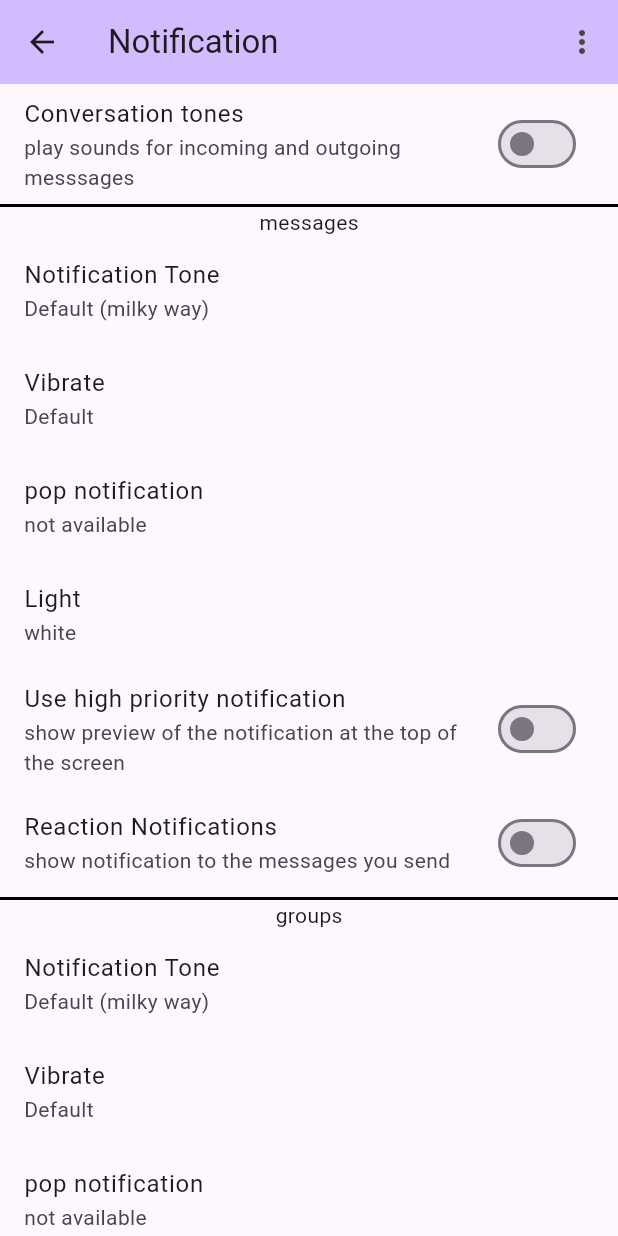
After one commit to DevAngiras/bloc, a Flutter app: the NotificationPage screen opened directly, on a phone screen of 412 x 824 dp. The commit adds this screen. Run offline on Flutter 3.47's test engine with Material 3 defaults, Android fonts, the phone set to English and light mode, and no system bars.

Commit message:
I have made the notification page under setting section of whatsapp

```diff
--- a/lib/screens/HomePage.dart
+++ b/lib/screens/HomePage.dart
@@ -2,6 +2,7 @@
 
 import 'package:flutter/material.dart';
 import 'package:test_app/screens/ChatPage.dart';
+import 'package:test_app/screens/Notificationpage.dart';
 
 class HomePage extends StatefulWidget {
   const HomePage({super.key});
@@ -112,6 +113,7 @@ class _HomePageState extends State<HomePage> {
                             PopupMenuItem(
                               value: "Settings",
                               child: Text("Settings"),
+                              onTap: ()=>Navigator.push(context, MaterialPageRoute(builder: (context)=>NotificationPage())),
                             ),
                           ])
                 ],
--- /dev/null
+++ b/lib/screens/Notificationpage.dart
@@ -0,0 +1,155 @@
+import 'package:flutter/material.dart';
+import 'package:flutter/widgets.dart';
+
+class NotificationPage extends StatefulWidget {
+  const NotificationPage({super.key});
+
+  @override
+  State<NotificationPage> createState() => _NotificationPageState();
+}
+
+class _NotificationPageState extends State<NotificationPage> {
+ bool _notificationTone = false;
+ bool _notificationReaction = false;
+ bool _notificationTopScreen = false;
+  @override
+  Widget build(BuildContext context) {
+    return Scaffold(
+      appBar: AppBar(
+        backgroundColor: Theme.of(context).colorScheme.inversePrimary,
+        title: Text('Notification'),
+        actions: [
+          PopupMenuButton<String>(
+              itemBuilder: (context) => <PopupMenuEntry<String>>[
+                    PopupMenuItem(child: Icon(Icons.more_vert))
+                  ])
+        ],
+      ),
+      body: ListView(
+        children: [
+          ListTile(
+            title: Text("Conversation tones"),
+            subtitle: Text("play sounds for incoming and outgoing messsages"),
+            trailing: Switch(
+              value:_notificationTone,
+              onChanged: (value) {
+                setState(() {
+                  _notificationTone = value;
+                });
+              },
+            ),
+          ),
+          Container(
+            decoration: BoxDecoration(border: Border(bottom: BorderSide(color: Colors.black, width: 2),top: BorderSide(color: Colors.black, width: 2))),
+           child: Column(
+            children: [
+              Text("messages", textAlign: TextAlign.left,),
+               ListTile(
+                title: Text("Notification Tone"),
+                subtitle: Text("Default (milky way)"),
+              ),
+
+
+
+              ListTile(
+                title: Text("Vibrate"),
+                subtitle: Text("Default "),
+              ),
+              ListTile(
+                title: Text("pop notification "),
+                subtitle: Text("not available"),
+              ),
+              ListTile(
+                title: Text("Light"),
+                subtitle: Text("white"),
+              ),
+                ListTile(
+            title: Text("Use high priority notification"),
+            subtitle: Text("show preview of the notification at the top of the screen"),
+            trailing: Switch(
+              value:_notificationTopScreen,
+              onChanged: (value) {
+                setState(() {
+                  _notificationTopScreen = value;
+                });
+              },
+            ),),
+          ListTile(
+            title: Text("Reaction Notifications"),
+            subtitle: Text("show notification to the messages you send"),
+            trailing: Switch(
+              value:_notificationReaction,
+              onChanged: (value) {
+                setState(() {
+                _notificationReaction= value;
+                });
+              },
+            ),
+          ),
+
+
+
+            ],
+           ),
+          ),
+          Container(
+            decoration: BoxDecoration(border: Border(bottom: BorderSide(color: Colors.black, width: 2))),
+           child: Column(
+            children: [
+              Text("groups", textAlign: TextAlign.left,),
+               ListTile(
+                title: Text("Notification Tone"),
+                subtitle: Text("Default (milky way)"),
+              ),
+
+
+
+              ListTile(
+                title: Text("Vibrate"),
+                subtitle: Text("Default "),
+              ),
+              ListTile(
+                title: Text("pop notification "),
+                subtitle: Text("not available"),
+              ),
+              ListTile(
+                title: Text("Light"),
+                subtitle: Text("white"),
+              ),
+                ListTile(
+            title: Text("Use high priority notification"),
+            subtitle: Text("show preview of the notification at the top of the screen"),
+            trailing: Switch(
+              value:_notificationTopScreen,
+              onChanged: (value) {
+                setState(() {
+                  _notificationTopScreen = value;
+                });
+              },
+            ),),
+          ListTile(
+            title: Text("Reaction Notifications"),
+            subtitle: Text("show notification to the messages you send"),
+            trailing: Switch(
+              value:_notificationReaction,
+              onChanged: (value) {
+                setState(() {
+                _notificationReaction= value;
+                });
+              },
+            ),
+          ),
+
+
+
+            ],
+           ),
+          ),
+
+
+
+        ],
+      ),
+    );
+  }
+}
```
